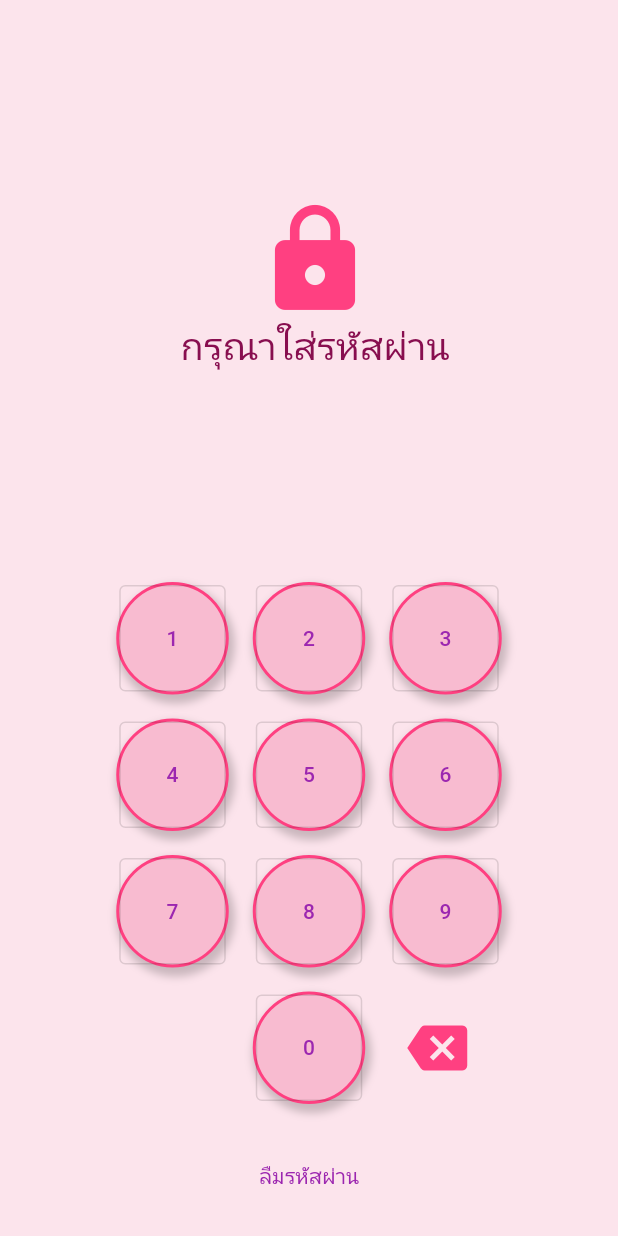
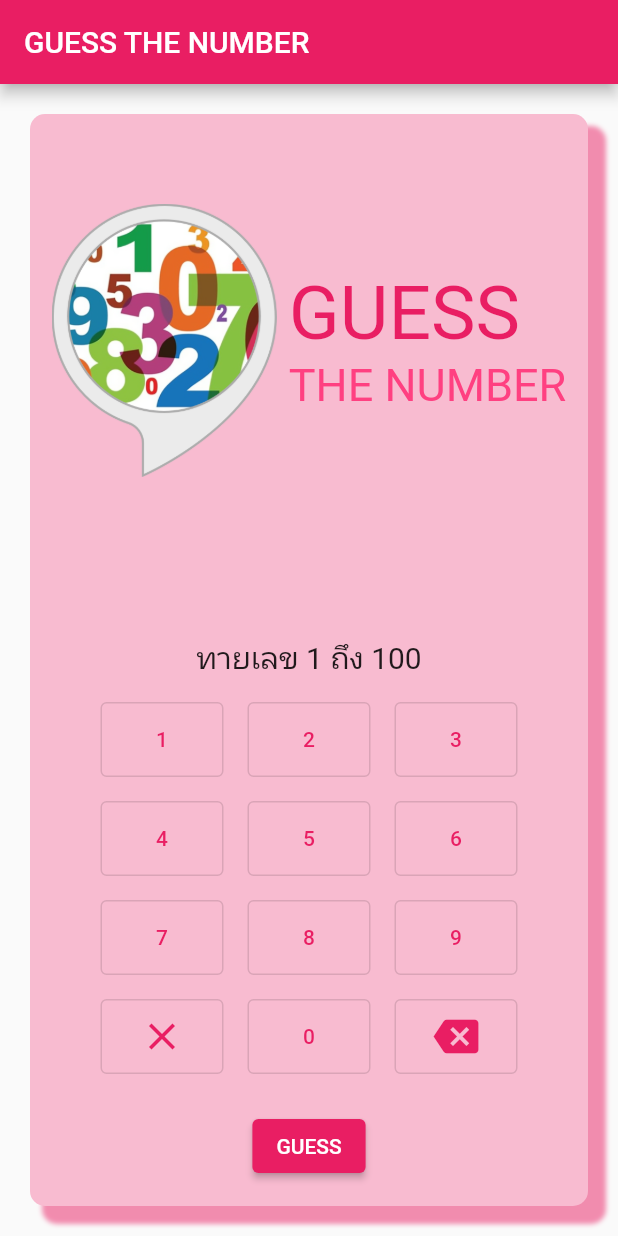
Before and after one commit to neenieen/homework9, a Flutter app: the screen it shows after launch, on a phone screen of 412 x 824 dp. Run offline on Flutter 3.47's test engine with Material 2 defaults, Android fonts, the phone set to English and light mode, and no system bars.

Commit message:
homework8

```diff
--- a/lib/main.dart
+++ b/lib/main.dart
@@ -1,189 +1,177 @@
-import 'dart:math';
-
+// ignore_for_file: avoid_print
 import 'package:flutter/material.dart';
-
 import 'game.dart';
 
 void main() {
-  const app = MyApp();
-  runApp(app);
+  runApp(const MyApp());
 }
 
 class MyApp extends StatelessWidget {
   const MyApp({Key? key}) : super(key: key);
 
-  // callback method
   @override
   Widget build(BuildContext context) {
     return MaterialApp(
-      title: 'Flutter Demo',
+      title: 'GUESS THE NUMBER',
       theme: ThemeData(
-        primarySwatch: Colors.purple,
+        primarySwatch: Colors.pink,
       ),
-      home: HomePage(),
+      home: Login(),
     );
   }
 }
 
-class HomePage extends StatelessWidget {
-  final _controller = TextEditingController();
+class Login extends StatefulWidget {
   late Game _game;
+  static const buttonsize = 50.0;
 
-  HomePage({Key? key}) : super(key: key) {
+  Login({Key? key}) : super(key: key) {
     _game = Game(maxRandom: 100);
   }
 
-  void _showOkDialog(BuildContext context, String title, String content) {
-    showDialog(
-      context: context,
-      barrierDismissible: false,
-      builder: (BuildContext context) {
-        return AlertDialog(
-          title: Text(title),
-          content: Text(content),
-          actions: [
-            TextButton(
-              onPressed: () {
-                Navigator.of(context).pop();
-              },
-              child: Text('OK'),
-            ),
-          ],
-        );
-      },
-    );
+  @override
+  State<Login> createState() => _LoginState();
 }
+
+class _LoginState extends State<Login> {
+  String _input = '';
+  String _message = 'ทายเลข 1 ถึง 100';
 
   @override
   Widget build(BuildContext context) {
-    var showSeven = true;
+    return Scaffold(
+      appBar: AppBar(
+        title: const Text('GUESS THE NUMBER'),
+      ),
+      body: Padding(
+        padding: const EdgeInsets.all(20.0),
+        child: Container(
+          // เทียบเท่ากับ <div> ของ HTML
+          decoration: BoxDecoration(
+              borderRadius: BorderRadius.circular(10),
+              color: Colors.pink.shade100,
+              boxShadow: [
+                BoxShadow(
+                  color: Colors.pink.withOpacity(0.5),
+                  offset: const Offset(10.0, 10.0),
+                  blurRadius: 2.0,
+                  spreadRadius: 2.0,
+                ),
+              ]),
 
-    return Scaffold(
-
-      body: Padding(
-        padding: const EdgeInsets.symmetric(vertical: 0.0, horizontal: 0.0),
-        child: Container(
-          decoration: BoxDecoration(
-            color: Colors.pink.shade50,
-          ),
           alignment: Alignment.center,
           child: Column(
             mainAxisAlignment: MainAxisAlignment.center,
             children: [
-              /*Row(
-                children: [
-                  Container(width: 50.0, height: 50.0, color: Colors.blue),
-                  Expanded(
-                    child: Container(
-                      width: 30.0,
-                      height: 50.0,
-                      //color: Colors.pink,
-                      child: Padding(
-                        padding: const EdgeInsets.only(right: 8.0),
-                        child: Text('FLUTTER', textAlign: TextAlign.end,),
-                      ),
-                      alignment: Alignment.centerRight,
-                    ),
-                  ),
-                  //SizedBox(width: 10.0),
-                ],
-              ),*/
-              /*Row(
-                mainAxisAlignment: MainAxisAlignment.spaceAround,
-                children: [
-                  Expanded(child: Container(color: Colors.green, width: 100.0, height: 50.0)),
-                  Container(color: Colors.red, width: 50.0, height: 50.0),
-                ],
-              ),*/
               Expanded(
                 child: Row(
                   mainAxisAlignment: MainAxisAlignment.center,
-                  crossAxisAlignment: CrossAxisAlignment.center,
                   children: [
-
+                    Image.asset('assets/images/guess_logo.png', width: 150),
                     SizedBox(width: 8.0),
                     Column(
-                      mainAxisAlignment: MainAxisAlignment.center,
-                      crossAxisAlignment: CrossAxisAlignment.center,
+                      mainAxisSize: MainAxisSize.min,
+                      crossAxisAlignment: CrossAxisAlignment.start,
                       children: [
-
-                        Row(
-                          mainAxisAlignment: MainAxisAlignment.center,
-                          crossAxisAlignment: CrossAxisAlignment.center,
-                          children: [
-                            Icon(
-                              Icons.lock,
-                              size: 80.0,
+                        Text(
+                          'GUESS ',
+                          style: TextStyle(
+                            fontSize: 50.0,
+                            color: Colors.pink,
+                          ),
+                        ),
+                        Text(
+                          'THE NUMBER',
+                          style: TextStyle(
+                            fontSize: 30.0,
                             color: Colors.pinkAccent,
                           ),
+                        )
+                      ],
+                    )
                   ],
                 ),
-                        Row(
-                          mainAxisAlignment: MainAxisAlignment.center,
-                          crossAxisAlignment: CrossAxisAlignment.center,
-                          children: [
-                            Text(
-                              'กรุณาใส่รหัสผ่าน',
+              ),
+              Padding(
+                padding: const EdgeInsets.all(8.0),
+                child: Text(
+                  _input,
                   style: TextStyle(
-                                fontSize: 25.0,
-                                color: Colors.pink.shade900,
-                                //fontWeight: FontWeight.bold,
+                    fontSize: 20.0,
                   ),
                 ),
-                          ],
               ),
-                      ],
+
+              Padding(
+                padding: const EdgeInsets.all(8.0),
+                child: Container(
+                  child: Text(
+                    _message,style: TextStyle(
+                    fontSize: 20.0,
                   ),
-                  ],
+                  ),
                 ),
               ),
 
               Row(
                 mainAxisAlignment: MainAxisAlignment.center,
                 children: [
-                  for (var i = 1; i <= 3; i++) _buildButton4(num: i),
+                  for (var i = 1; i <= 3; i++) _buildButton4(i),
                 ],
               ),
               Row(
                 mainAxisAlignment: MainAxisAlignment.center,
                 children: [
-                  for (var i = 4; i <= 6; i++) _buildButton4(num: i),
+                  for (var i = 4; i <= 6; i++) _buildButton4(i),
                 ],
               ),
               Row(
                 mainAxisAlignment: MainAxisAlignment.center,
                 children: [
-                  for (var i = 7; i <= 9; i++) _buildButton4(num: i),
+                  for (var i = 7; i <= 9; i++) _buildButton4(i),
                 ],
               ),
               Row(
                 mainAxisAlignment: MainAxisAlignment.center,
                 children: [
-                  Container(
-                    width: 60.0,
-                  ),
-                  _buildButton4(num: 0),
-                  Container(
-                    width: 20.0,
-                  ),
-                  Icon(
-                    Icons.backspace,
-                    size: 40.0,
-                    color: Colors.pinkAccent,
-
-                  ),
+                  _buildButton4(-2),
+                  _buildButton4(0),
+                  _buildButton4(-1),
                 ],
               ),
               Padding(
                 padding: const EdgeInsets.all(16.0),
-                child: TextButton(
-                  child: Text('ลืมรหัสผ่าน'),
+                child: ElevatedButton(
+                  child: Text('GUESS'),
                   onPressed: () {
+                    var guess = int.tryParse(_input);
+                    if (guess == null){
+                      setState(() {
+                        _message =
+                        'กรุณากรอกข้อมูล';
+                      });
 
                     }
-
+                    var guessResult = widget._game.doGuess(guess!);
+                    if (guessResult > 0) {
+                      setState(() {
+                        _message = '$guess : มากเกินไป';
+                        _input = '';
+                      });
+                    } else if (guessResult < 0) {
+                      setState(() {
+                        _message = '$guess : น้อยเกินไป';
+                        _input = '';
+                      });
+                    } else {
+                      setState(() {
+                        _message =
+                        '$guess ถูกต้อง 🎉 คุณทายทั้งหมด ${widget._game
+                            .guessCount} ครั้ง';
+                      });
+                    }
+                  },
                 ),
-
               ),
             ],
           ),
@@ -192,43 +180,54 @@ class HomePage extends StatelessWidget {
     );
   }
 
-  Widget buildButton({int? num}) {
+  Widget _buildButton4(int num) {
     return Padding(
-      padding: const EdgeInsets.symmetric(horizontal: 8.0),
+      padding: const EdgeInsets.all(8.0),
       child: OutlinedButton(
+
         onPressed: () {
-            print('You pressed $num');
+          if (num == -2) {
+            setState(() {
+              _input = '';
+            });
+          } else if (num == -1) {
+            print('Backspace');
+            setState(() {
+              var length = _input.length;
+              _input = _input.substring(0, length - 1);
+            });
+          } else {
+            print('$num');
+            setState(() {
+              _input = '$_input$num';
+            });
+          }
         },
-          child: Text('$num')),
+        child: Container(
+          alignment: Alignment.center,
+          width: Login.buttonsize,
+          height: Login.buttonsize,
+          child: Column(
+            mainAxisAlignment: MainAxisAlignment.center,
+            children: [
+              if (num == -1)
+                Icon(
+                  Icons.backspace, // รูปไอคอน
+                  size: 30.0, // ขนาดไอคอน
+                  color: Colors.pink,
+                )
+              else if (num == -2)
+                Icon(
+                  Icons.clear, // รูปไอคอน
+                  size: 30.0, // ขนาดไอคอน
+                  color: Colors.pink,
+                )
+              else
+                Text('$num'),
+            ],
+          ),
+        ),
+      ),
     );
   }
 }
-
-Widget _buildButton4({int? num}) {
-  return Padding(
-    padding: const EdgeInsets.all(8.0),
-    child: Container(
-      width: 75.0,
-      height: 75.0,
-      //color: Colors.white, // ห้ามกำหนด color ตรงนี้ ถ้าหากกำหนดใน BoxDecoration แล้ว
-      decoration: BoxDecoration(
-          color: Colors.pink.shade100,
-          shape: BoxShape.circle,
-          border: Border.all(color: Colors.pinkAccent, width: 2.0),
-          boxShadow: [
-            BoxShadow(
-              color: Colors.black.withOpacity(0.2), // สีเงา
-              offset: Offset(2, 4), // ทิศทางของเงาในแนวนอนและแนวตั้ง ตามลำดับ
-              blurRadius: 4.0,
-              spreadRadius: 2.0,
-            )
-          ]
-      ),
-      child: OutlinedButton(
-          onPressed: () {
-            print('You pressed $num');
-          },
-          child: Text('$num')),
-    ),
-  );
-}
```
Lines whose indentation alone changed are shown as unchanged.
